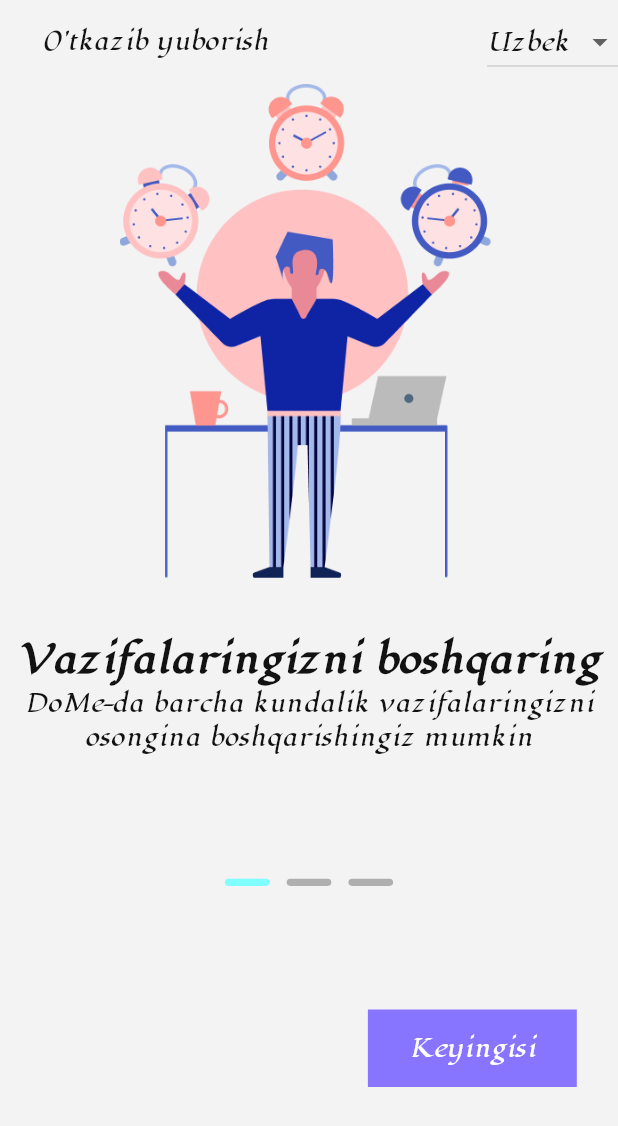
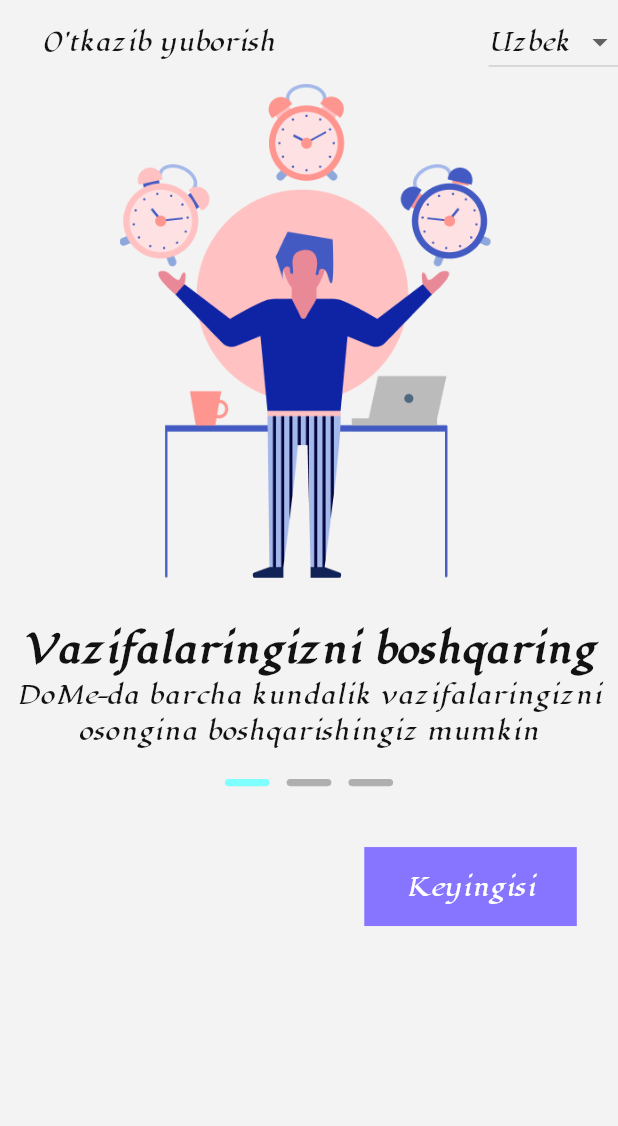
Before and after one commit to SunatilloAbduvaliyev/todo_app, a Flutter app: the screen it shows after launch, after a tap on "Keyingisi", after a tap on "Orqaga", on a phone screen of 412 x 824 dp. Shown: the top 1126 px of the screen. Run offline on Flutter 3.47's test engine with Material 3 defaults, Android fonts, the phone set to English and light mode, and no system bars; our stand-ins replace animated_theme_switcher, flutter_screenutil, get, lottie.

Commit message:
language button ni theme  qilish kerak

```diff
--- a/lib/screen/global_widget/drawer_widget.dart
+++ b/lib/screen/global_widget/drawer_widget.dart
@@ -1,5 +1,9 @@
+import 'package:animated_theme_switcher/animated_theme_switcher.dart';
 import 'package:flutter/material.dart';
 import 'package:flutter_screenutil/flutter_screenutil.dart';
+
+import '../theme/app_theme.dart';
+import 'laguage_button_widget.dart';
 
 class DrawerWidget extends StatelessWidget {
   const DrawerWidget({super.key});
@@ -9,7 +13,45 @@ class DrawerWidget extends StatelessWidget {
     return Drawer(
       child: Padding(
         padding: EdgeInsets.symmetric(horizontal: 16.w,vertical: 30.h),
-
+        child: Column(
+          crossAxisAlignment: CrossAxisAlignment.start,
+          children: [
+            AnimatedSwitcher(
+              duration: const Duration(milliseconds: 500),
+              reverseDuration: const Duration(milliseconds: 500),
+              switchInCurve: Curves.bounceInOut,
+              switchOutCurve: Curves.easeInOutSine,
+              transitionBuilder: (Widget child, Animation<double> animation) {
+                return ScaleTransition(
+                  scale: animation,
+                  child: child,
+                );
+              },
+              child: ThemeSwitcher(
+                builder: (BuildContext context) {
+                  return IconButton(
+                    onPressed: () {
+                      var brightness =
+                          ThemeModelInheritedNotifier.of(context).theme.brightness;
+                      ThemeSwitcher.of(context).changeTheme(
+                        theme: brightness == Brightness.light ? AppTheme.darkTheme : AppTheme.lightTheme,
+                        isReversed: brightness == Brightness.light ? true : false,
+                      );
+                    },
+                    icon: Icon(
+                      ThemeModelInheritedNotifier.of(context).theme.brightness ==
+                          Brightness.light
+                          ? Icons.dark_mode
+                          : Icons.light_mode,
+                      color: Colors.black,
+                    ),
+                  );
+                },
+              ),
+            ),
+            const LanguageButton()
+          ],
+        ),
       ),
     );
   }
--- a/lib/screen/global_widget/laguage_button_widget.dart
+++ b/lib/screen/global_widget/laguage_button_widget.dart
@@ -14,8 +14,13 @@ class _LanguageButtonState extends State<LanguageButton> {
   String values = "Uzbek";
   @override
   Widget build(BuildContext context) {
+  double width  = MediaQuery.of(context).size.width;
     return DropdownButton(
       value: values,
+      style: AppTextStyle.medium.copyWith(
+        fontSize: width*0.040,
+        color: Theme.of(context).primaryColor
+      ),
       items: List.generate(
           language.length,
               (index) => DropdownMenuItem(
--- a/lib/screen/on_bording/view/on_bording_screen.dart
+++ b/lib/screen/on_bording/view/on_bording_screen.dart
@@ -16,15 +16,13 @@ class OnBoardingScreen extends StatefulWidget {
 }
 
 class _OnBoardingScreenState extends State<OnBoardingScreen> {
-
   final PageController pageController = PageController();
   var pageViewController = Get.put(PageViewController());
 
-
   @override
   Widget build(BuildContext context) {
-    double width = MediaQuery.of(context).size.width;
-    double height = MediaQuery.of(context).size.height;
+    width = MediaQuery.of(context).size.width;
+    height = MediaQuery.of(context).size.height;
     return SafeArea(
       child: Scaffold(
         appBar: AppBar(
@@ -32,21 +30,19 @@ class _OnBoardingScreenState extends State<OnBoardingScreen> {
             onPressed: () {},
             child: Text(
               'skip'.tr,
-              style: AppTextStyle.medium,
+              style: AppTextStyle.medium.copyWith(fontSize: width * 0.040),
             ),
           ),
           actions: const [
             LanguageButton(),
           ],
         ),
-        body: SizedBox(
-          width: width,
-          child: PageView(
+        body: PageView(
           physics: const NeverScrollableScrollPhysics(),
           controller: pageController,
           children: List.generate(
             pageData.length,
-              (index) => Column(
+            (index) => ListView(
               children: [
                 Image.asset(
                   pageData[index].image,
@@ -58,7 +54,8 @@ class _OnBoardingScreenState extends State<OnBoardingScreen> {
                   padding: EdgeInsets.symmetric(horizontal: 5.w),
                   child: Text(
                     pageData[index].title.tr,
-                      style: AppTextStyle.semiBold.copyWith(fontSize: 22.sp),
+                    style: AppTextStyle.semiBold
+                        .copyWith(fontSize: width * 0.060),
                     textAlign: TextAlign.center,
                   ),
                 ),
@@ -66,13 +63,14 @@ class _OnBoardingScreenState extends State<OnBoardingScreen> {
                   padding: EdgeInsets.symmetric(horizontal: 5.w),
                   child: Text(
                     pageData[index].description.tr,
-                      style: AppTextStyle.regular,
+                    style: AppTextStyle.regular
+                        .copyWith(fontSize: width * 0.040),
                     textAlign: TextAlign.center,
                   ),
                 ),
-                  SizedBox(height: height*0.10,),
-                  Obx(()=>
-                      Row(
+                20.boxH(),
+                Obx(
+                  () => Row(
                     mainAxisAlignment: MainAxisAlignment.center,
                     children: [
                       ...List.generate(
@@ -82,53 +80,60 @@ class _OnBoardingScreenState extends State<OnBoardingScreen> {
                           width: 26.w,
                           height: 4.h,
                           decoration: BoxDecoration(
-                                  color: pageViewController.activeIndex.value == index
+                              color: pageViewController.activeIndex.value ==
+                                      index
                                   ? AppColors.c80FFFF
                                   : AppColors.cAFAFAF,
                               borderRadius: BorderRadius.circular(56.r)),
                         ),
                       ),
                     ],
-                      ),),
-                  SizedBox(height: height*0.10,),
+                  ),
+                ),
+                40.boxH(),
                 Padding(
                   padding: EdgeInsets.symmetric(horizontal: 24.w),
                   child: Row(
                     mainAxisAlignment: MainAxisAlignment.spaceBetween,
                     children: [
-                       Obx(()=>
-                           Visibility(
+                      Obx(
+                        () => Visibility(
                           visible: pageViewController.isVisible.value,
                           child: TextButton(
                             onPressed: () {
                               pageViewController.backPageIndex();
-                                 pageController.jumpToPage(pageViewController.activeIndex.value);
+                              pageController.jumpToPage(
+                                  pageViewController.activeIndex.value);
                             },
-                               child: Text(
-                                   'back'.tr,
-                                   style: Theme.of(context).textTheme.titleMedium
+                            child: Text('back'.tr,
+                                style: AppTextStyle.medium
+                                    .copyWith(fontSize: width * 0.040)),
                           ),
                         ),
-                           ),),
+                      ),
                       Ink(
-                          decoration: const BoxDecoration(color: AppColors.c_8875FF),
+                        decoration:
+                            const BoxDecoration(color: AppColors.c_8875FF),
                         child: InkWell(
                           onTap: () {
                             pageViewController.nextPageIndex();
-                              pageController.jumpToPage(pageViewController.activeIndex.value);
+                            pageController.jumpToPage(
+                                pageViewController.activeIndex.value);
                           },
                           child: Container(
                             margin: EdgeInsets.symmetric(
                                 horizontal: 24.w, vertical: 12.h),
-                              child: Obx(()=>
-                                  Text(
-                                    pageViewController.activeIndex.value == pageData.length - 1
+                            child: Obx(
+                              () => Text(
+                                  pageViewController.activeIndex.value ==
+                                          pageData.length - 1
                                       ? 'get_started'.tr
                                       : 'next'.tr,
-                                    style: AppTextStyle.regular.copyWith(
-                                        color: Colors.white
+                                  style: AppTextStyle.medium.copyWith(
+                                    fontSize: width * 0.040,
+                                    color: Colors.white,
+                                  )),
                             ),
-                                  ),),
                           ),
                         ),
                       ),
@@ -140,7 +145,6 @@ class _OnBoardingScreenState extends State<OnBoardingScreen> {
           ),
         ),
       ),
-      ),
     );
   }
 }
--- a/lib/screen/splash/splash_screen.dart
+++ b/lib/screen/splash/splash_screen.dart
@@ -12,9 +12,8 @@ class SplashScreen extends StatefulWidget {
 
 class _SplashScreenState extends State<SplashScreen> {
   Future<void> _init()async{
-    await Future.delayed(const Duration(seconds: 1),(){
+    await Future.delayed(const Duration(seconds: 1),(){});
      Navigator.pushReplacementNamed(context, RouteName.onBoardingScreen);
-    });
   }
   @override
   void initState(){
--- a/lib/screen/tab/view/reminder/reminder_screen.dart
+++ b/lib/screen/tab/view/reminder/reminder_screen.dart
@@ -1,3 +1,4 @@
+import 'package:animated_theme_switcher/animated_theme_switcher.dart';
 import 'package:flutter/material.dart';
 import 'package:todo_app/screen/global_widget/drawer_widget.dart';
 
@@ -11,10 +12,15 @@ class ReminderScreen extends StatefulWidget {
 class _ReminderScreenState extends State<ReminderScreen> {
   @override
   Widget build(BuildContext context) {
-    return  Scaffold(
-      drawer: const DrawerWidget(),
-      appBar:  AppBar(
-        title: const Text('Reminder Screen'),
+    return  ThemeSwitchingArea(
+      child: SafeArea(
+        child: Scaffold(
+          drawerScrimColor: Theme.of(context).colorScheme.background,
+          drawer: const DrawerWidget(),
+          appBar:  AppBar(
+            title: const Text('Reminder Screen'),
+          ),
+        ),
       ),
     );
   }
--- a/lib/screen/tab/view/tab_screen.dart
+++ b/lib/screen/tab/view/tab_screen.dart
@@ -14,32 +14,35 @@ class TabBoxScreen extends StatefulWidget {
 }
 
 class _TabBoxScreenState extends State<TabBoxScreen> {
-  final List<Widget> screens = [
-    const ReminderScreen(),
-    const TasksScreen()
-  ];
+  final List<Widget> screens = [const ReminderScreen(), const TasksScreen()];
   var tabController = Get.put(TabBoxController());
+
   @override
   Widget build(BuildContext context) {
     return SafeArea(
       child: Scaffold(
-        body: Obx(()=>screens[tabController.tabIndex.value]),
+        body: Obx(() => screens[tabController.tabIndex.value]),
         bottomNavigationBar: BottomNavigationBar(
           currentIndex: tabController.tabIndex.value,
           onTap: tabController.changeTab,
           items: [
             BottomNavigationBarItem(
-              icon: Image.asset(AppImages.reminder,
-              width: 24.w,
-              height: 24.h,
-              fit: BoxFit.cover,),
+              icon: Image.asset(
+                AppImages.reminder,
+                width: 24.w,
+                height: 24.h,
+                fit: BoxFit.cover,
+                color: Theme.of(context).primaryColor,
+              ),
               label: 'Reminders',
             ),
             BottomNavigationBarItem(
-              icon:  Image.asset(AppImages.tasks,
+              icon: Image.asset(
+                AppImages.tasks,
                 width: 24.w,
                 height: 24.h,
                 fit: BoxFit.cover,
+                color: Theme.of(context).primaryColor,
               ),
               label: 'Tasks',
             ),
--- a/lib/screen/tab/view/tasks/tasks_screen.dart
+++ b/lib/screen/tab/view/tasks/tasks_screen.dart
@@ -1,3 +1,4 @@
+
 import 'package:animated_theme_switcher/animated_theme_switcher.dart';
 import 'package:flutter/material.dart';
 
@@ -22,20 +23,8 @@ class _TasksScreenState extends State<TasksScreen> {
         appBar:  AppBar(
           title: const Text('TaskScreen'),
           actions: [
-            ThemeSwitcher(
-              builder: (BuildContext context ) {
-                return IconButton(onPressed: (){
-                  var brightness = ThemeModelInheritedNotifier.of(context).theme.brightness;
-                  ThemeSwitcher.of(context).changeTheme(
-                    theme: brightness == Brightness.light?darkTheme:lightTheme,
-                    isReversed: brightness == Brightness.light?true:false,
-                  );
-                }, icon:
-                 Icon(
-                    ThemeModelInheritedNotifier.of(context).theme.brightness==Brightness.light? Icons.dark_mode:Icons.light_mode,color: Colors.black,));
-              },
 
-            )
+
           ],
         ),
       ),
--- a/lib/screen/theme/app_theme.dart
+++ b/lib/screen/theme/app_theme.dart
@@ -6,8 +6,11 @@ import '../../utils/style/app_text_style.dart';
 
 class AppTheme {
   static final ThemeData lightTheme = ThemeData(
+    drawerTheme: const DrawerThemeData(
+        backgroundColor: Colors.white
+    ) ,
     scaffoldBackgroundColor: const Color(0xFFF3F3F3),
-    primaryColor: Colors.black,
+    primaryColor: AppColors.c_121212,
     iconTheme: const IconThemeData(color: AppColors.c_121212),
     bottomSheetTheme: const BottomSheetThemeData(backgroundColor: Colors.white),
     dialogBackgroundColor: const Color(0xFFF3F3F3),
@@ -38,91 +41,91 @@ class AppTheme {
       displayLarge: TextStyle(
         fontSize: 57,
         color: AppColors.c_121212,
-        fontFamily: "Lato",
+        fontFamily: "Lugrasimo",
         fontWeight: FontWeight.w400,
       ),
       displayMedium: TextStyle(
         fontSize: 45,
         color: AppColors.c_121212,
-        fontFamily: "Lato",
+        fontFamily: "Lugrasimo",
         fontWeight: FontWeight.w400,
       ),
       displaySmall: TextStyle(
         fontSize: 36,
         color: AppColors.c_121212,
-        fontFamily: "Lato",
+        fontFamily: "Lugrasimo",
         fontWeight: FontWeight.w400,
       ),
       headlineLarge: TextStyle(
         fontSize: 32,
         color: AppColors.c_121212,
-        fontFamily: "Lato",
+        fontFamily: "Lugrasimo",
         fontWeight: FontWeight.w400,
       ),
       headlineMedium: TextStyle(
         fontSize: 28,
         color: AppColors.c_121212,
-        fontFamily: "Lato",
+        fontFamily: "Lugrasimo",
         fontWeight: FontWeight.w400,
       ),
       headlineSmall: TextStyle(
         fontSize: 24,
         color: AppColors.c_121212,
-        fontFamily: "Lato",
+        fontFamily: "Lugrasimo",
         fontWeight: FontWeight.w400,
       ),
       titleLarge: TextStyle(
         fontSize: 22,
         color: AppColors.c_121212,
-        fontFamily: "Lato",
+        fontFamily: "Lugrasimo",
         fontWeight: FontWeight.w400,
       ),
       titleMedium: TextStyle(
         fontSize: 16,
         color: AppColors.c_121212,
-        fontFamily: "Lato",
+        fontFamily: "Lugrasimo",
         fontWeight: FontWeight.w400,
       ),
       titleSmall: TextStyle(
         fontSize: 14,
         color: AppColors.c_121212,
-        fontFamily: "Lato",
+        fontFamily: "Lugrasimo",
         fontWeight: FontWeight.w400,
       ),
       labelLarge: TextStyle(
         fontSize: 14,
         color: AppColors.c_121212,
-        fontFamily: "Lato",
+        fontFamily: "Lugrasimo",
         fontWeight: FontWeight.w500,
       ),
       labelMedium: TextStyle(
         fontSize: 12,
         color: AppColors.c_121212,
-        fontFamily: "Lato",
+        fontFamily: "Lugrasimo",
         fontWeight: FontWeight.w500,
       ),
       labelSmall: TextStyle(
         fontSize: 11,
         color: AppColors.c_121212,
-        fontFamily: "Lato",
+        fontFamily: "Lugrasimo",
         fontWeight: FontWeight.w500,
       ),
       bodyLarge: TextStyle(
         fontSize: 16,
         color: AppColors.c_121212,
-        fontFamily: "Lato",
+        fontFamily: "Lugrasimo",
         fontWeight: FontWeight.w500,
       ),
       bodyMedium: TextStyle(
         fontSize: 14,
         color: AppColors.c_121212,
-        fontFamily: "Lato",
+        fontFamily: "Lugrasimo",
         fontWeight: FontWeight.w500,
       ),
       bodySmall: TextStyle(
         fontSize: 12,
         color: AppColors.c_121212,
-        fontFamily: "Lato",
+        fontFamily: "Lugrasimo",
         fontWeight: FontWeight.w500,
       ),
     ),
@@ -162,7 +165,11 @@ class AppTheme {
     useMaterial3: true,
   );
   static final ThemeData darkTheme = ThemeData(
+      drawerTheme: const DrawerThemeData(
+        backgroundColor: Color(0xFF004F58)
+      ) ,
       scaffoldBackgroundColor: AppColors.c_121212,
+      primaryColor: Colors.white,
       iconTheme: const IconThemeData(color: AppColors.cFFFFFF),
       bottomSheetTheme:
           const BottomSheetThemeData(backgroundColor: AppColors.c_363636),
@@ -186,91 +193,91 @@ class AppTheme {
         displayLarge: TextStyle(
           fontSize: 57,
           color: Colors.white,
-          fontFamily: "Lato",
+          fontFamily: "Lugrasimo",
           fontWeight: FontWeight.w400,
         ),
         displayMedium: TextStyle(
           fontSize: 45,
           color: Colors.white,
-          fontFamily: "Lato",
+          fontFamily: "Lugrasimo",
           fontWeight: FontWeight.w400,
         ),
         displaySmall: TextStyle(
           fontSize: 36,
           color: Colors.white,
-          fontFamily: "Lato",
+          fontFamily: "Lugrasimo",
           fontWeight: FontWeight.w400,
         ),
         headlineLarge: TextStyle(
           fontSize: 32,
           color: Colors.white,
-          fontFamily: "Lato",
+          fontFamily: "Lugrasimo",
           fontWeight: FontWeight.w400,
         ),
         headlineMedium: TextStyle(
           fontSize: 28,
           color: Colors.white,
-          fontFamily: "Lato",
+          fontFamily: "Lugrasimo",
           fontWeight: FontWeight.w400,
         ),
         headlineSmall: TextStyle(
           fontSize: 24,
           color: Colors.white,
-          fontFamily: "Lato",
+          fontFamily: "Lugrasimo",
           fontWeight: FontWeight.w400,
         ),
         titleLarge: TextStyle(
           fontSize: 22,
           color: Colors.white,
-          fontFamily: "Lato",
+          fontFamily: "Lugrasimo",
           fontWeight: FontWeight.w400,
         ),
         titleMedium: TextStyle(
           fontSize: 16,
           color: Colors.white,
-          fontFamily: "Lato",
+          fontFamily: "Lugrasimo",
           fontWeight: FontWeight.w400,
         ),
         titleSmall: TextStyle(
           fontSize: 14,
           color: Colors.white,
-          fontFamily: "Lato",
+          fontFamily: "Lugrasimo",
           fontWeight: FontWeight.w400,
         ),
         labelLarge: TextStyle(
           fontSize: 14,
           color: Colors.white,
-          fontFamily: "Lato",
+          fontFamily: "Lugrasimo",
           fontWeight: FontWeight.w500,
         ),
         labelMedium: TextStyle(
           fontSize: 12,
           color: Colors.white,
-          fontFamily: "Lato",
+          fontFamily: "Lugrasimo",
           fontWeight: FontWeight.w500,
         ),
         labelSmall: TextStyle(
           fontSize: 11,
           color: Colors.white,
-          fontFamily: "Lato",
+          fontFamily: "Lugrasimo",
           fontWeight: FontWeight.w500,
         ),
         bodyLarge: TextStyle(
           fontSize: 16,
           color: Colors.white,
-          fontFamily: "Lato",
+          fontFamily: "Lugrasimo",
           fontWeight: FontWeight.w500,
         ),
         bodyMedium: TextStyle(
           fontSize: 14,
           color: Colors.white,
-          fontFamily: "Lato",
+          fontFamily: "Lugrasimo",
           fontWeight: FontWeight.w500,
         ),
         bodySmall: TextStyle(
           fontSize: 12,
           color: Colors.white,
-          fontFamily: "Lato",
+          fontFamily: "Lugrasimo",
           fontWeight: FontWeight.w500,
         ),
       ),
--- a/lib/utils/extension/extension.dart
+++ b/lib/utils/extension/extension.dart
@@ -1,13 +1,14 @@
 import 'package:flutter/material.dart';
-import 'package:flutter_screenutil/flutter_screenutil.dart';
+double width = 0.0;
+double height = 0.0;
+extension Size on int{
+  //SizedBox height
+  SizedBox boxH() => SizedBox(height:(this / 812) * height);
+  //SizedBox width
+  SizedBox boxW() => SizedBox(width:(this / 375) * width);
+}
 
 
-extension Size on int{
-  //SizedBox height
-  SizedBox boxH() => SizedBox(height: this.h);
-  //SizedBox width
-  SizedBox boxW() => SizedBox(width: this.w);
-}
 
 extension ColorExtension on String {
   toColor() {
```
Lines whose indentation alone changed are shown as unchanged.
